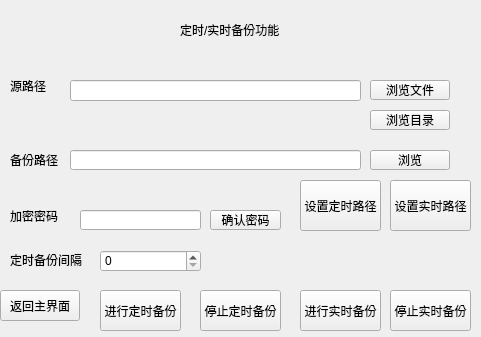
Above: extra.ui from Vergilllll/backup before the change. Below: the same form after it.
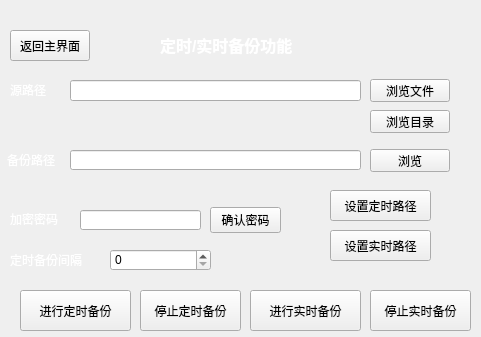
That is the form after the change. Icons and pictures are not drawn.

Commit message: 自定义备份、压缩解压、ui设计开发

```diff
--- a/extra.ui
+++ b/extra.ui
@@ -18,34 +18,34 @@
     <rect>
      <x>10</x>
      <y>80</y>
-     <width>54</width>
-     <height>12</height>
+     <width>81</width>
+     <height>21</height>
     </rect>
    </property>
    <property name="text">
-    <string>源路径</string>
+    <string>&lt;html&gt;&lt;head/&gt;&lt;body&gt;&lt;p&gt;&lt;span style=&quot; color:#ffffff;&quot;&gt;源路径&lt;/span&gt;&lt;/p&gt;&lt;/body&gt;&lt;/html&gt;</string>
    </property>
   </widget>
   <widget class="QLabel" name="path_label">
    <property name="geometry">
     <rect>
-     <x>10</x>
+     <x>7</x>
      <y>150</y>
      <width>61</width>
      <height>20</height>
     </rect>
    </property>
    <property name="text">
-    <string>备份路径</string>
+    <string>&lt;html&gt;&lt;head/&gt;&lt;body&gt;&lt;p&gt;&lt;span style=&quot; color:#ffffff;&quot;&gt;备份路径&lt;/span&gt;&lt;/p&gt;&lt;/body&gt;&lt;/html&gt;</string>
    </property>
   </widget>
   <widget class="QPushButton" name="browseBackupButton">
    <property name="geometry">
     <rect>
      <x>370</x>
-     <y>150</y>
+     <y>149</y>
      <width>80</width>
-     <height>20</height>
+     <height>23</height>
     </rect>
    </property>
    <property name="text">
@@ -55,8 +55,8 @@
   <widget class="QPushButton" name="return_main">
    <property name="geometry">
     <rect>
-     <x>0</x>
-     <y>290</y>
+     <x>10</x>
+     <y>30</y>
      <width>80</width>
      <height>31</height>
     </rect>
@@ -68,10 +68,10 @@
   <widget class="QPushButton" name="confirmScheduledButton">
    <property name="geometry">
     <rect>
-     <x>300</x>
-     <y>180</y>
-     <width>81</width>
-     <height>51</height>
+     <x>330</x>
+     <y>190</y>
+     <width>101</width>
+     <height>31</height>
     </rect>
    </property>
    <property name="text">
@@ -84,7 +84,7 @@
      <x>370</x>
      <y>110</y>
      <width>80</width>
-     <height>20</height>
+     <height>23</height>
     </rect>
    </property>
    <property name="text">
@@ -94,24 +94,24 @@
   <widget class="QLabel" name="title">
    <property name="geometry">
     <rect>
-     <x>180</x>
-     <y>20</y>
-     <width>111</width>
-     <height>20</height>
+     <x>160</x>
+     <y>30</y>
+     <width>191</width>
+     <height>31</height>
     </rect>
    </property>
    <property name="styleSheet">
     <string notr="true"/>
    </property>
    <property name="text">
-    <string>定时/实时备份功能</string>
+    <string>&lt;html&gt;&lt;head/&gt;&lt;body&gt;&lt;p&gt;&lt;span style=&quot; font-size:12pt; font-weight:700; color:#ffffff;&quot;&gt;定时/实时备份功能&lt;/span&gt;&lt;/p&gt;&lt;/body&gt;&lt;/html&gt;</string>
    </property>
   </widget>
   <widget class="QLabel" name="label">
    <property name="geometry">
     <rect>
      <x>0</x>
-     <y>20</y>
+     <y>0</y>
      <width>481</width>
      <height>337</height>
     </rect>
@@ -138,21 +138,21 @@
     <rect>
      <x>10</x>
      <y>250</y>
-     <width>81</width>
+     <width>101</width>
      <height>20</height>
     </rect>
    </property>
    <property name="text">
-    <string>定时备份间隔</string>
+    <string>&lt;html&gt;&lt;head/&gt;&lt;body&gt;&lt;p&gt;&lt;span style=&quot; color:#ffffff;&quot;&gt;定时备份间隔&lt;/span&gt;&lt;/p&gt;&lt;/body&gt;&lt;/html&gt;</string>
    </property>
   </widget>
   <widget class="QPushButton" name="browseButton">
    <property name="geometry">
     <rect>
      <x>370</x>
-     <y>80</y>
+     <y>79</y>
      <width>80</width>
-     <height>20</height>
+     <height>23</height>
     </rect>
    </property>
    <property name="text">
@@ -162,9 +162,9 @@
   <widget class="QPushButton" name="startScheduledButton">
    <property name="geometry">
     <rect>
-     <x>100</x>
+     <x>20</x>
      <y>290</y>
-     <width>81</width>
+     <width>111</width>
      <height>41</height>
     </rect>
    </property>
@@ -185,9 +185,9 @@
   <widget class="QPushButton" name="stopScheduledButton">
    <property name="geometry">
     <rect>
-     <x>200</x>
+     <x>140</x>
      <y>290</y>
-     <width>81</width>
+     <width>101</width>
      <height>41</height>
     </rect>
    </property>
@@ -198,8 +198,8 @@
   <widget class="QSpinBox" name="intervalSpinBox">
    <property name="geometry">
     <rect>
-     <x>100</x>
-     <y>250</y>
+     <x>110</x>
+     <y>249</y>
      <width>101</width>
      <height>22</height>
     </rect>
@@ -209,13 +209,13 @@
    <property name="geometry">
     <rect>
      <x>10</x>
-     <y>210</y>
-     <width>54</width>
-     <height>12</height>
+     <y>209</y>
+     <width>81</width>
+     <height>21</height>
     </rect>
    </property>
    <property name="text">
-    <string>加密密码</string>
+    <string>&lt;html&gt;&lt;head/&gt;&lt;body&gt;&lt;p&gt;&lt;span style=&quot; color:#ffffff;&quot;&gt;加密密码&lt;/span&gt;&lt;/p&gt;&lt;/body&gt;&lt;/html&gt;</string>
    </property>
   </widget>
   <widget class="QLineEdit" name="password">
@@ -232,9 +232,9 @@
    <property name="geometry">
     <rect>
      <x>210</x>
-     <y>210</y>
+     <y>207</y>
      <width>71</width>
-     <height>20</height>
+     <height>26</height>
     </rect>
    </property>
    <property name="text">
@@ -244,10 +244,10 @@
   <widget class="QPushButton" name="confirmRealTimeButton">
    <property name="geometry">
     <rect>
-     <x>390</x>
-     <y>180</y>
-     <width>81</width>
-     <height>51</height>
+     <x>330</x>
+     <y>230</y>
+     <width>101</width>
+     <height>31</height>
     </rect>
    </property>
    <property name="text">
@@ -257,9 +257,9 @@
   <widget class="QPushButton" name="startRealTimeButton">
    <property name="geometry">
     <rect>
-     <x>300</x>
+     <x>250</x>
      <y>290</y>
-     <width>81</width>
+     <width>111</width>
      <height>41</height>
     </rect>
    </property>
@@ -270,9 +270,9 @@
   <widget class="QPushButton" name="stopRealTimeButton">
    <property name="geometry">
     <rect>
-     <x>390</x>
+     <x>370</x>
      <y>290</y>
-     <width>81</width>
+     <width>101</width>
      <height>41</height>
     </rect>
    </property>
```
Left out of the diff: 2 changed lines with no effect on the pictures. The commit also changes 41 other files.
